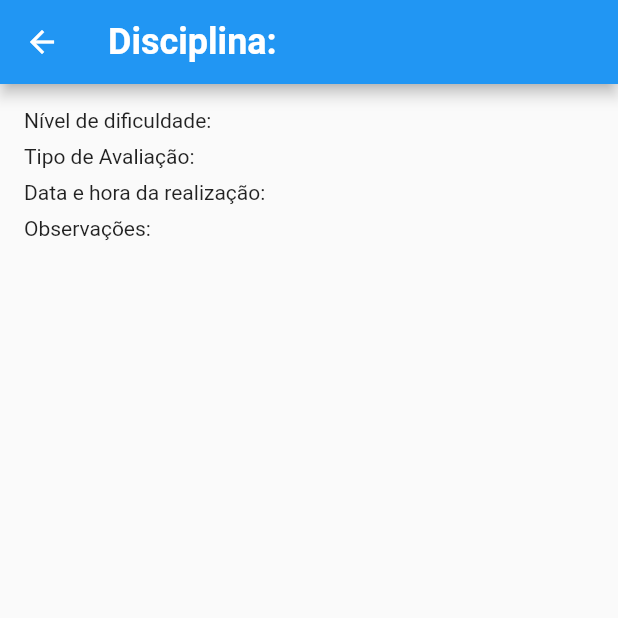
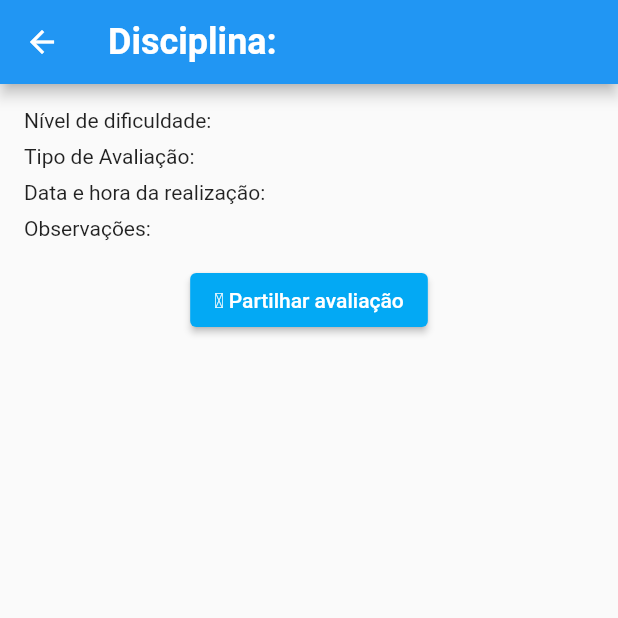
Before and after one commit to a22003420/iquechumbei_app, a Flutter app: the Detalhes screen opened directly with empty values, on a phone screen of 412 x 824 dp, the top half of it. Run offline on Flutter 3.47's test engine with Material 2 defaults, Android fonts, the phone set to English and light mode, and no system bars; our stand-ins replace flutter_slidable, shared_preferences; accounts and stored records are empty.

Commit message:
Commit_06

```diff
--- a/lib/listadetalhes.dart
+++ b/lib/listadetalhes.dart
@@ -1,6 +1,9 @@
 import 'package:flutter/material.dart';
+import 'package:flutter/services.dart';
+import 'package:url_launcher/url_launcher.dart';
+import 'package:url_launcher/url_launcher_string.dart';
 
-class Detalhes extends StatelessWidget {
+class Detalhes extends StatefulWidget {
   final String disciplina;
   final String tipoAvaliacao;
   final String dataHora;
@@ -17,11 +20,27 @@ class Detalhes extends StatelessWidget {
   }) : super(key: key);
 
   @override
+  _DetalhesState createState() => _DetalhesState();
+}
+
+class _DetalhesState extends State<Detalhes> {
+  late String textToShare;
+
+  @override
+  void initState() {
+    super.initState();
+    textToShare = 'Mensagem do Dealer!!\n\nVamos ter avaliação de '
+        '${widget.disciplina}, em ${widget.dataHora}, '
+        'com a dificuldade de ${widget.dificuldade} numa escala de 1 a 5.\n'
+        'Observações para esta avaliação:\n${widget.observacoes}';
+  }
+
+  @override
   Widget build(BuildContext context) {
     return Scaffold(
       appBar: AppBar(
         title: Text(
-          "Disciplina: " + disciplina,
+          "Disciplina: " + widget.disciplina,
           style: TextStyle(
             fontSize: 24.0, // tamanho da fonte em pontos
             fontWeight: FontWeight.bold, // negrito
@@ -33,14 +52,32 @@ class Detalhes extends StatelessWidget {
         child: Column(
           crossAxisAlignment: CrossAxisAlignment.start,
           children: [
-            Text('Nível de dificuldade: $dificuldade'),
+            Text('Nível de dificuldade: ${widget.dificuldade}'),
             const SizedBox(height: 8),
-            Text('Tipo de Avaliação: $tipoAvaliacao'),
+            Text('Tipo de Avaliação: ${widget.tipoAvaliacao}'),
             const SizedBox(height: 8),
-            Text('Data e hora da realização: $dataHora'),
+            Text('Data e hora da realização: ${widget.dataHora}'),
             const SizedBox(height: 8),
-            Text('Observações: $observacoes'),
+            Text('Observações: ${widget.observacoes}'),
+            Container(
+              margin: EdgeInsets.only(top: 16.0),
+              child: Center(
+                child: ElevatedButton(
+                  onPressed: () {
+                    // Copy text
+                    Clipboard.setData(ClipboardData(text: textToShare));
 
+                    // Abrir aplicações
+                    final url = 'sms:?body=$textToShare';
+                    launchUrlString(url);
+                  },
+                  style: ElevatedButton.styleFrom(
+                    backgroundColor: Colors.lightBlue,
+                  ),
+                  child: Text('\u{27A1} Partilhar avaliação'),
+                ),
+              ),
+            ),
           ],
         ),
       ),
--- a/pubspec.yaml
+++ b/pubspec.yaml
@@ -29,9 +29,15 @@ environment:
 # versions available, run `flutter pub outdated`.
 dependencies:
   intl: ^0.17.0
+  flutter_swipe_action_cell: ^2.0.0
+  flutter_slidable: ^0.6.0
   shared_preferences: ^2.0.12
+  url_launcher: ^6.0.3
+  mockito: ^5.1.1
   flutter:
     sdk: flutter
+
+
 
 
 
```
Also changed, not shown: lib/lista.dart (+10 -25 lines), lib/registo.dart (+11 -10 lines), pubspec.lock, 1 other file.
